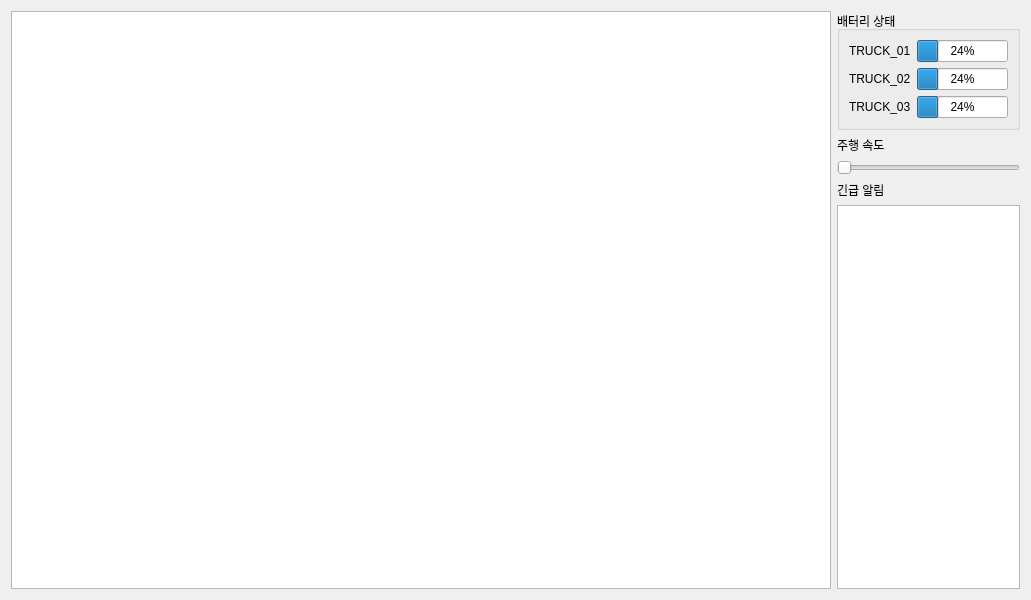
Before: the Qt Designer form gui/ui/tab_monitoring.ui in leesh0806/AGV-Integrated-Control-System, drawn with Qt 5.
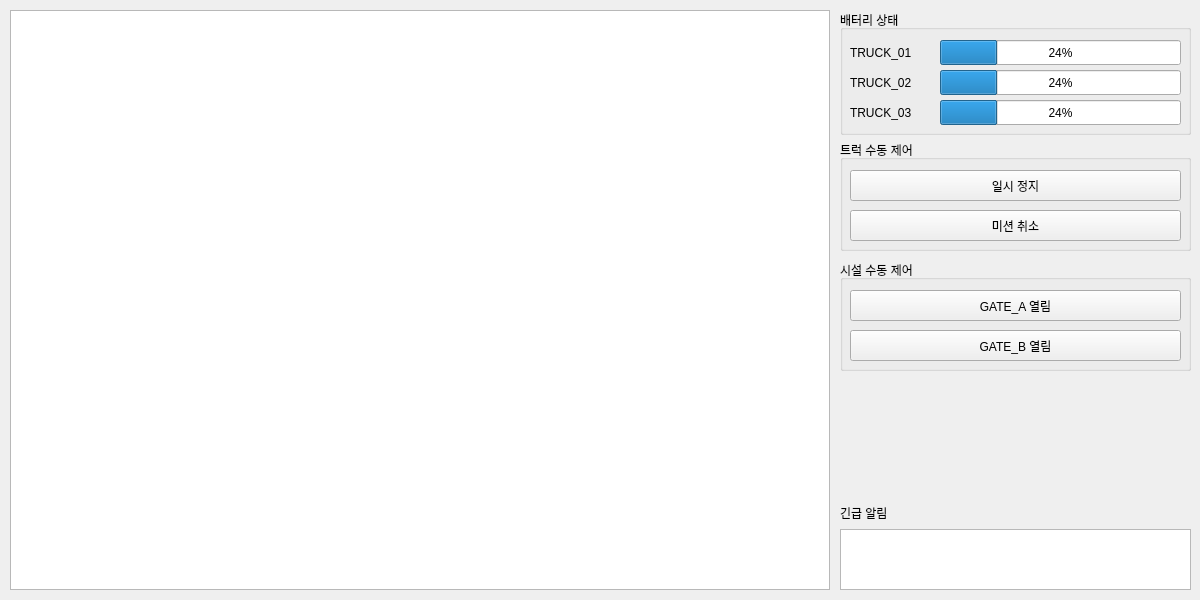
After: the same form once the commit is applied.

Diff of the .ui file:
```diff
--- a/gui/ui/tab_monitoring.ui
+++ b/gui/ui/tab_monitoring.ui
@@ -6,16 +6,22 @@
    <rect>
     <x>0</x>
     <y>0</y>
-    <width>1000</width>
+    <width>1200</width>
     <height>600</height>
    </rect>
   </property>
   <property name="windowTitle">
    <string>Main Monitoring</string>
   </property>
-  <layout class="QHBoxLayout" name="mainHorizontalLayout">
-   <item>
-    <widget class="QGraphicsView" name="graphicsview_map">
+  <widget class="QGraphicsView" name="graphicsView_map">
+   <property name="geometry">
+    <rect>
+     <x>10</x>
+     <y>10</y>
+     <width>820</width>
+     <height>580</height>
+    </rect>
+   </property>
      <property name="minimumSize">
       <size>
        <width>820</width>
@@ -23,99 +29,198 @@
       </size>
      </property>
     </widget>
-   </item>
-   <item>
-    <layout class="QVBoxLayout" name="rightVBoxLayout">
-     <item>
-      <widget class="QGroupBox" name="groupBox">
+  <widget class="QLabel" name="label_alert">
+   <property name="geometry">
+    <rect>
+     <x>840</x>
+     <y>500</y>
+     <width>150</width>
+     <height>25</height>
+    </rect>
+   </property>
+   <property name="text">
+    <string>긴급 알림</string>
+   </property>
+  </widget>
+  <widget class="QTextEdit" name="textEdit_alert">
+   <property name="geometry">
+    <rect>
+     <x>840</x>
+     <y>529</y>
+     <width>351</width>
+     <height>61</height>
+    </rect>
+   </property>
+  </widget>
+  <widget class="QGroupBox" name="groupBox_battery">
+   <property name="geometry">
+    <rect>
+     <x>840</x>
+     <y>10</y>
+     <width>351</width>
+     <height>125</height>
+    </rect>
+   </property>
        <property name="title">
         <string>배터리 상태</string>
        </property>
-       <layout class="QVBoxLayout" name="verticalLayout_battery">
-        <item>
-         <layout class="QHBoxLayout" name="horizontalLayout_battery1">
-          <item>
+   <widget class="QProgressBar" name="progressBar_battery_truck1">
+    <property name="geometry">
+     <rect>
+      <x>100</x>
+      <y>30</y>
+      <width>241</width>
+      <height>25</height>
+     </rect>
+    </property>
+    <property name="value">
+     <number>24</number>
+    </property>
+   </widget>
            <widget class="QLabel" name="label_battery_truck1">
+    <property name="geometry">
+     <rect>
+      <x>10</x>
+      <y>30</y>
+      <width>100</width>
+      <height>25</height>
+     </rect>
+    </property>
             <property name="text">
              <string>TRUCK_01</string>
             </property>
            </widget>
-          </item>
-          <item>
-           <widget class="QProgressBar" name="progressbar_battery_truck1">
-            <property name="value">
-             <number>24</number>
-            </property>
-           </widget>
-          </item>
-         </layout>
-        </item>
-        <item>
-         <layout class="QHBoxLayout" name="horizontalLayout_battery2">
-          <item>
            <widget class="QLabel" name="label_battery_truck2">
+    <property name="geometry">
+     <rect>
+      <x>10</x>
+      <y>60</y>
+      <width>100</width>
+      <height>25</height>
+     </rect>
+    </property>
             <property name="text">
              <string>TRUCK_02</string>
             </property>
            </widget>
-          </item>
-          <item>
-           <widget class="QProgressBar" name="progressbar_battery_truck2">
+   <widget class="QProgressBar" name="progressBar_battery_truck2">
+    <property name="geometry">
+     <rect>
+      <x>100</x>
+      <y>60</y>
+      <width>241</width>
+      <height>25</height>
+     </rect>
+    </property>
             <property name="value">
              <number>24</number>
             </property>
            </widget>
-          </item>
-         </layout>
-        </item>
-        <item>
-         <layout class="QHBoxLayout" name="horizontalLayout_battery3">
-          <item>
            <widget class="QLabel" name="label_battery_truck3">
+    <property name="geometry">
+     <rect>
+      <x>10</x>
+      <y>90</y>
+      <width>100</width>
+      <height>25</height>
+     </rect>
+    </property>
             <property name="text">
              <string>TRUCK_03</string>
             </property>
            </widget>
-          </item>
-          <item>
-           <widget class="QProgressBar" name="progressbar_battery_truck3">
+   <widget class="QProgressBar" name="progressBar_battery_truck3">
+    <property name="geometry">
+     <rect>
+      <x>100</x>
+      <y>90</y>
+      <width>241</width>
+      <height>25</height>
+     </rect>
+    </property>
             <property name="value">
              <number>24</number>
             </property>
            </widget>
-          </item>
-         </layout>
-        </item>
-       </layout>
-      </widget>
-     </item>
-     <item>
-      <widget class="QLabel" name="label_velocity">
+  </widget>
+  <widget class="QGroupBox" name="groupBox_truck_control">
+   <property name="geometry">
+    <rect>
+     <x>840</x>
+     <y>140</y>
+     <width>351</width>
+     <height>111</height>
+    </rect>
+   </property>
+   <property name="title">
+    <string>트럭 수동 제어</string>
+   </property>
+   <widget class="QPushButton" name="pushButton_mission_cancel">
+    <property name="geometry">
+     <rect>
+      <x>10</x>
+      <y>70</y>
+      <width>331</width>
+      <height>31</height>
+     </rect>
+    </property>
        <property name="text">
-        <string>주행 속도</string>
-       </property>
-      </widget>
-     </item>
-     <item>
-      <widget class="QSlider" name="horizontalslider_velocity">
-       <property name="orientation">
-        <enum>Qt::Horizontal</enum>
-       </property>
-      </widget>
-     </item>
-     <item>
-      <widget class="QLabel" name="label_alert">
+     <string>미션 취소</string>
+    </property>
+   </widget>
+   <widget class="QPushButton" name="pushButton_pause">
+    <property name="geometry">
+     <rect>
+      <x>10</x>
+      <y>30</y>
+      <width>331</width>
+      <height>31</height>
+     </rect>
+    </property>
+    <property name="text">
+     <string>일시 정지</string>
+    </property>
+   </widget>
+  </widget>
+  <widget class="QGroupBox" name="groupBox_facility_control">
+   <property name="geometry">
+    <rect>
+     <x>840</x>
+     <y>260</y>
+     <width>351</width>
+     <height>111</height>
+    </rect>
+   </property>
+   <property name="title">
+    <string>시설 수동 제어</string>
+   </property>
+   <widget class="QPushButton" name="pushButton_open_gate_a">
+    <property name="geometry">
+     <rect>
+      <x>10</x>
+      <y>30</y>
+      <width>331</width>
+      <height>31</height>
+     </rect>
+    </property>
        <property name="text">
-        <string>긴급 알림</string>
-       </property>
-      </widget>
-     </item>
-     <item>
-      <widget class="QTextEdit" name="textEdit"/>
-     </item>
-    </layout>
-   </item>
-  </layout>
+     <string>GATE_A 열림</string>
+    </property>
+   </widget>
+   <widget class="QPushButton" name="pushButton_open_gate_b">
+    <property name="geometry">
+     <rect>
+      <x>10</x>
+      <y>70</y>
+      <width>331</width>
+      <height>31</height>
+     </rect>
+    </property>
+    <property name="text">
+     <string>GATE_B 열림</string>
+    </property>
+   </widget>
+  </widget>
  </widget>
  <resources/>
  <connections/>
```
Left out of the diff: 2 changed lines with no effect on the pictures. Lines whose indentation alone changed are shown as unchanged.
